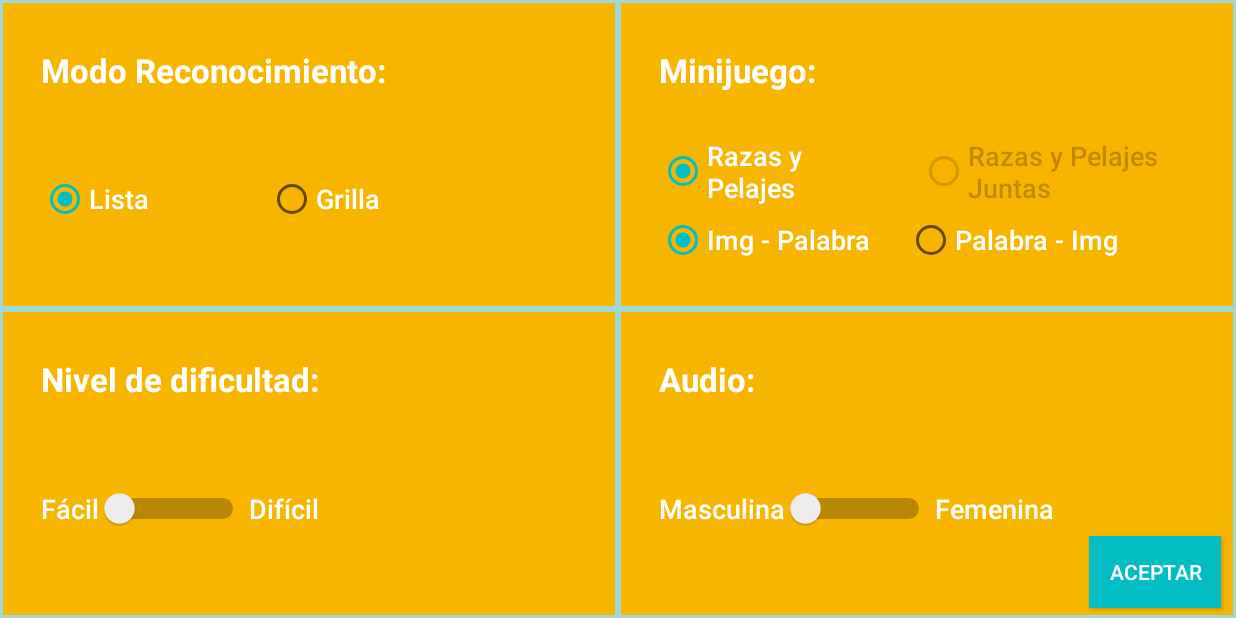
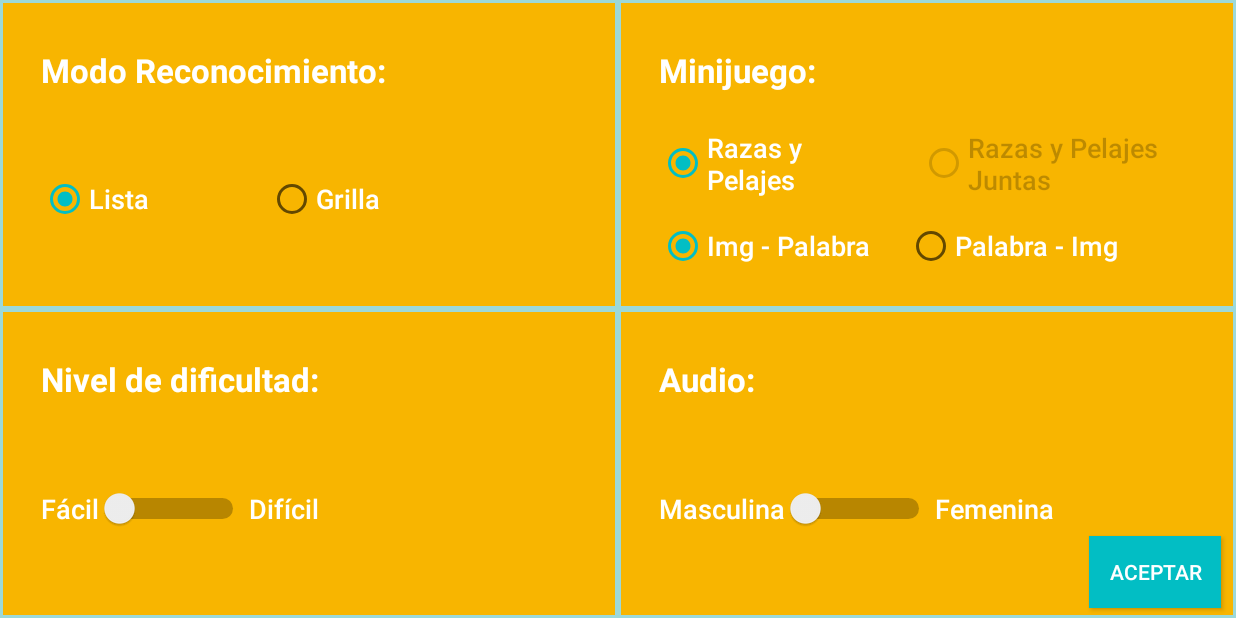
Before and after one commit to onofricamila/TPLaboratorioDeSw, an Android app: the ConfigActivity screen opened directly, with no data from a screen before it, on a phone screen of 824 x 412 dp (held sideways). Run offline under Robolectric (Android 15) with nearby library versions, the phone set to English and light mode, and no system bars.

Commit message:
mejorada la vista de los 2 radio btns en config layout

```diff
--- a/app/src/main/res/layout/activity_config.xml
+++ b/app/src/main/res/layout/activity_config.xml
@@ -112,7 +112,9 @@
                         android:layout_width="wrap_content"
                         android:layout_height="wrap_content"
                         android:layout_marginTop="30dp"
+                        android:layout_marginBottom="8dp"
                         android:orientation="horizontal"
+                        app:layout_constraintBottom_toTopOf="@+id/interactionRadioGroup"
                         app:layout_constraintStart_toStartOf="@+id/minijuegoTitleTextView"
                         app:layout_constraintTop_toBottomOf="@+id/minijuegoTitleTextView">
 
```
